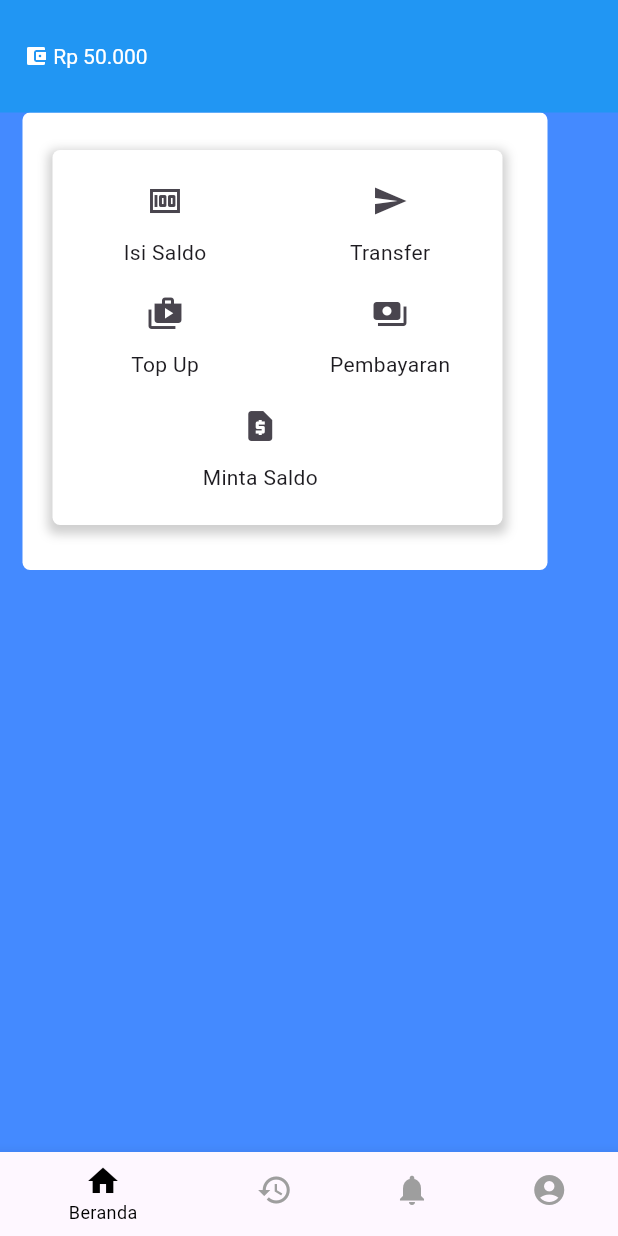
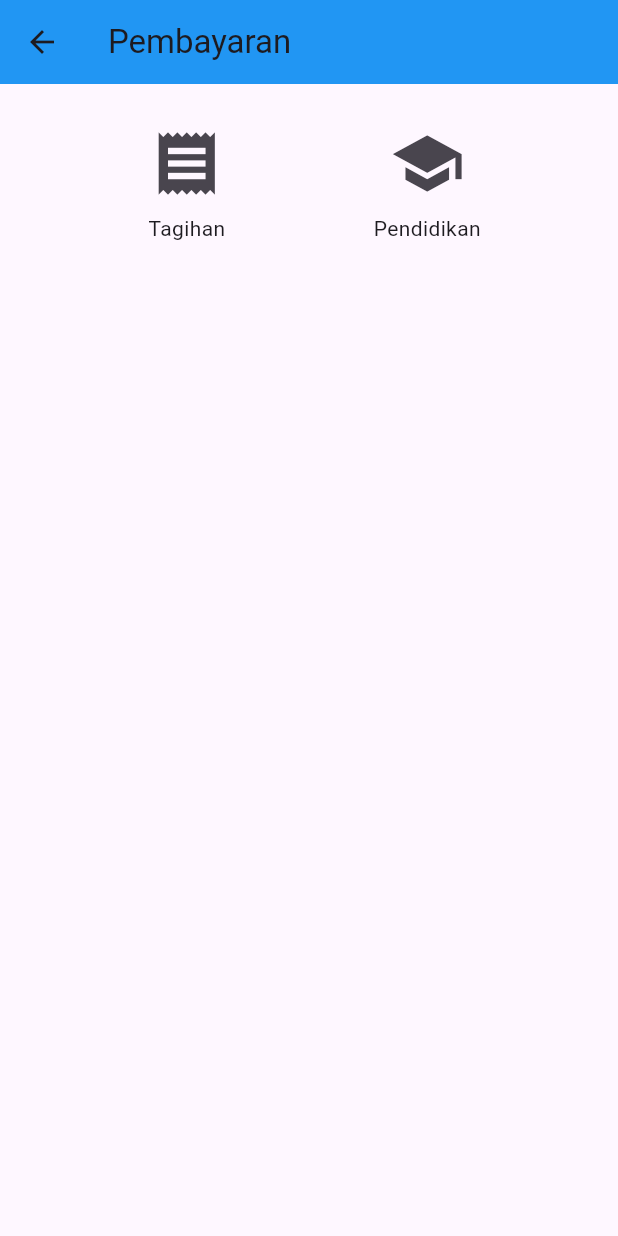
Before and after one commit to MarKarl30/UTS_MobileProg, a Flutter app: the screen it shows after launch, after a tap on the "payments" icon, on a phone screen of 412 x 824 dp. Run offline on Flutter 3.47's test engine with Material 3 defaults, Android fonts, the phone set to English and light mode, and no system bars; network calls fail.

Commit message:
menambahkan screen untuk pembayaran

```diff
--- a/lib/screens/home_screen.dart
+++ b/lib/screens/home_screen.dart
@@ -1,7 +1,16 @@
 import 'package:flutter/material.dart';
+
+import 'payment_screen.dart';
 
 class HomeScreen extends StatelessWidget {
   const HomeScreen({super.key});
+
+  void navigateToPaymentScreen(BuildContext context) {
+    Navigator.push(
+      context,
+      MaterialPageRoute(builder: (context) => const PaymentScreen()),
+    );
+  }
 
   @override
   Widget build(BuildContext context) {
@@ -84,7 +93,8 @@ class HomeScreen extends StatelessWidget {
                             mainAxisSize: MainAxisSize.min,
                             children: [
                               IconButton(
-                                  onPressed: () {},
+                                  onPressed: () =>
+                                      navigateToPaymentScreen(context),
                                   icon: const Icon(Icons.payments)),
                               const Text('Pembayaran')
                             ],
--- /dev/null
+++ b/lib/screens/payment_screen.dart
@@ -0,0 +1,65 @@
+import 'package:flutter/material.dart';
+
+import 'pendidikan_screen.dart';
+import 'tagihan_screen.dart';
+
+class PaymentScreen extends StatelessWidget {
+  const PaymentScreen({super.key});
+
+  void navigateToTagihan(BuildContext context) {
+    Navigator.push(
+      context,
+      MaterialPageRoute(builder: (context) => const TagihanScreen()),
+    );
+  }
+
+  void navigateToPendidikan(BuildContext context) {
+    Navigator.push(
+      context,
+      MaterialPageRoute(builder: (context) => const PendidikanScreen()),
+    );
+  }
+
+  @override
+  Widget build(BuildContext context) {
+    return Scaffold(
+      appBar: AppBar(
+        title: const Text('Pembayaran'),
+        backgroundColor: Colors.blue,
+      ),
+      body: Center(
+        child: Column(
+          mainAxisAlignment: MainAxisAlignment.start,
+          children: <Widget>[
+            const SizedBox(height: 20), // Memberi jarak dari AppBar
+            Row(
+              mainAxisAlignment: MainAxisAlignment.spaceEvenly,
+              children: [
+                Column(
+                  children: [
+                    IconButton(
+                      onPressed: () => navigateToTagihan(context),
+                      icon: const Icon(Icons.receipt),
+                      iconSize: 50,
+                    ),
+                    const Text('Tagihan')
+                  ],
+                ),
+                Column(
+                  children: [
+                    IconButton(
+                      onPressed: () => navigateToPendidikan(context),
+                      icon: const Icon(Icons.school),
+                      iconSize: 50,
+                    ),
+                    const Text('Pendidikan')
+                  ],
+                ),
+              ],
+            ),
+          ],
+        ),
+      ),
+    );
+  }
+}
```
Also changed, not shown: lib/screens/pendidikan_screen.dart (added, +59 -0 lines), lib/screens/tagihan_screen.dart (added, +59 -0 lines), 1 other file.
